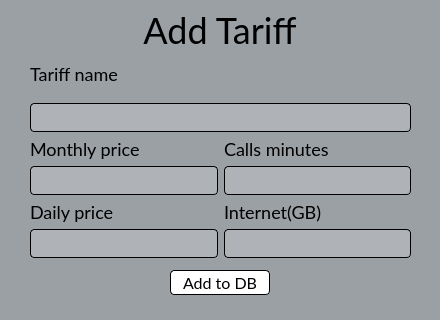
First picture: the form in PhoneManagerGUI/ui/inserttariffdialog.ui, repository tarashunchak/PhoneCompanyManager, before the edit.
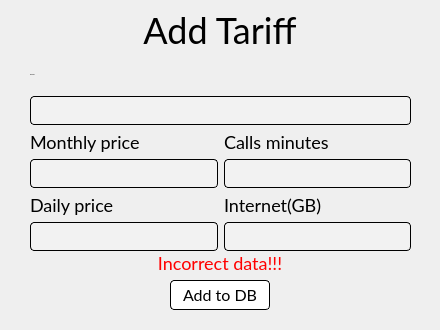
Second picture: the form after the edit.

Patch:
```diff
--- a/PhoneManagerGUI/ui/inserttariffdialog.ui
+++ b/PhoneManagerGUI/ui/inserttariffdialog.ui
@@ -7,17 +7,24 @@
     <x>0</x>
     <y>0</y>
     <width>440</width>
-    <height>320</height>
+    <height>330</height>
    </rect>
   </property>
   <property name="windowTitle">
    <string>Dialog</string>
   </property>
   <property name="styleSheet">
-   <string notr="true">background-color:rgb(155,160, 165);
-font-family:Lato, Arial, Consolas;
+   <string notr="true">QWidget{
+background-color:rgb(155,160, 165);
+border:none;
+}
+QLabel{
 color:black;
-font-size:18px;</string>
+font-family:Lato, Arial, Consolas;
+font-size:18px;
+border:none;
+background-color:transparent;
+};</string>
   </property>
   <property name="modal">
    <bool>true</bool>
@@ -26,15 +33,16 @@
    <property name="geometry">
     <rect>
      <x>170</x>
-     <y>270</y>
+     <y>280</y>
      <width>100</width>
-     <height>25</height>
+     <height>30</height>
     </rect>
    </property>
    <property name="styleSheet">
     <string notr="true">QPushButton{
 color:black;
 background-color:white;
+font-family:Lato, Arial, Consolas;
 border:1px solid black;
 border-radius:4px;
 font-size:16px;
@@ -50,9 +58,9 @@
   <widget class="QLabel" name="header_label">
    <property name="geometry">
     <rect>
-     <x>140</x>
+     <x>0</x>
      <y>10</y>
-     <width>160</width>
+     <width>440</width>
      <height>40</height>
     </rect>
    </property>
@@ -77,9 +85,9 @@
    <property name="geometry">
     <rect>
      <x>30</x>
-     <y>50</y>
+     <y>60</y>
      <width>381</width>
-     <height>208</height>
+     <height>191</height>
     </rect>
    </property>
    <layout class="QVBoxLayout" name="verticalLayout_6">
@@ -282,6 +290,29 @@
     </size>
    </property>
   </widget>
+  <widget class="QLabel" name="incorrect_data_label">
+   <property name="geometry">
+    <rect>
+     <x>0</x>
+     <y>250</y>
+     <width>440</width>
+     <height>25</height>
+    </rect>
+   </property>
+   <property name="styleSheet">
+    <string notr="true">color:red;
+font-family:Lato, Arial, Consolas;
+font-size:18px;
+background-color:transparent;
+</string>
+   </property>
+   <property name="text">
+    <string>Incorrect data!!!</string>
+   </property>
+   <property name="alignment">
+    <set>Qt::AlignmentFlag::AlignCenter</set>
+   </property>
+  </widget>
   <zorder>layoutWidget</zorder>
   <zorder>confirm_addition_btn</zorder>
   <zorder>header_label</zorder>
```
Left out of the diff: 1 changed line with no effect on the pictures.
